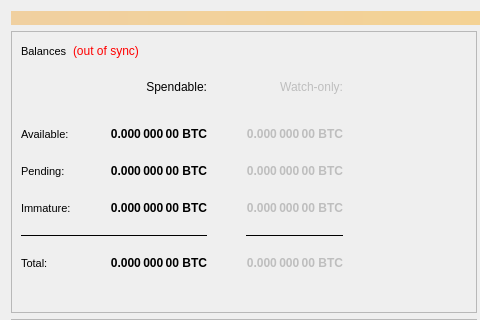
Qt form src/qt/forms/overviewpage.ui (SHTDJ/Bulwark) before a commit; both pictures show x 0 to 480 and y 0 to 320 of the 960 by 680 pixel window.
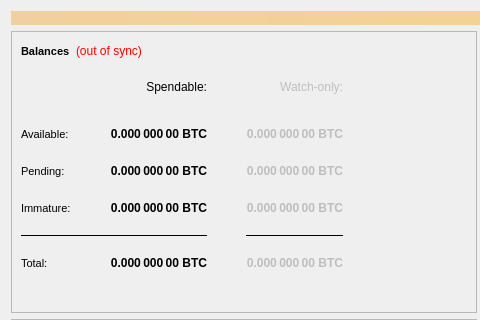
The same form after that commit.

What changed in the file:
```diff
--- a/src/qt/forms/overviewpage.ui
+++ b/src/qt/forms/overviewpage.ui
@@ -59,9 +59,9 @@
               <property name="font">
                <font>
                 <pointsize>8</pointsize>
-                <weight>50</weight>
+                <weight>75</weight>
                 <italic>false</italic>
-                <bold>false</bold>
+                <bold>true</bold>
                 <underline>false</underline>
                 <stylestrategy>PreferDefault</stylestrategy>
                </font>
```
